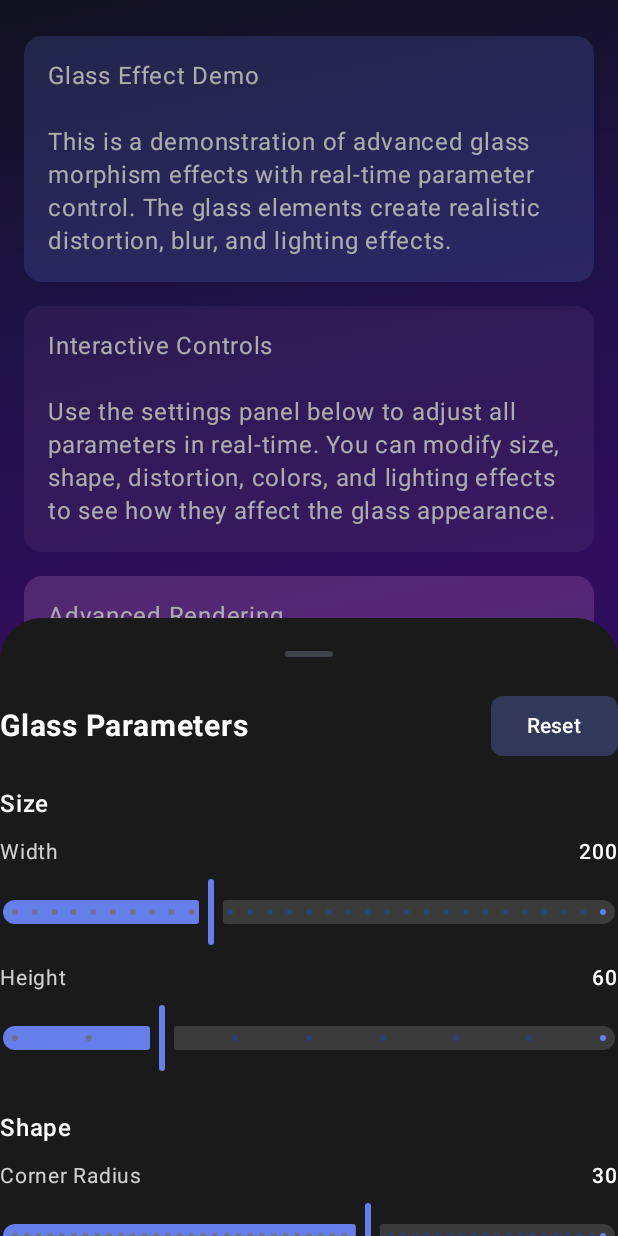
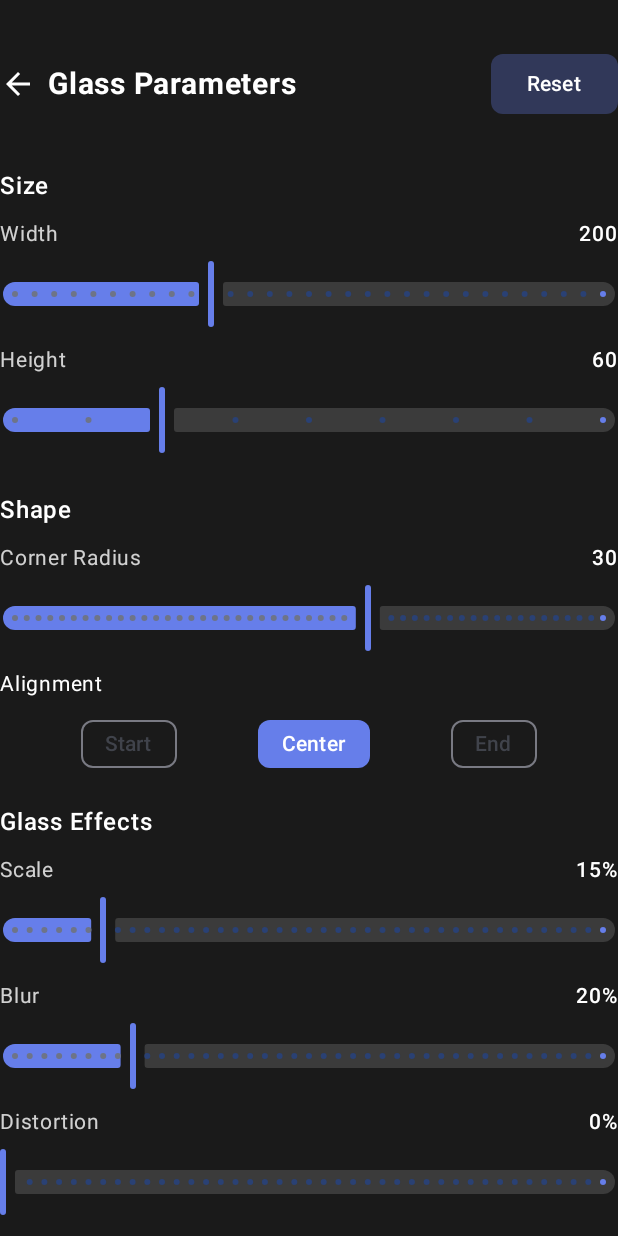
Before and after one commit to xavigsm10/RayMusic, an Android app built with Jetpack Compose: the screen it shows after launch (MainActivity), after a tap on "Settings", on a phone screen of 412 x 824 dp. Run offline under Robolectric (Android 15) with nearby library versions, the phone set to English and light mode, and no system bars.

Commit message:
refactor preview

```diff
--- a/app/src/main/java/com/mrtdk/liquid_glass/MainActivity.kt
+++ b/app/src/main/java/com/mrtdk/liquid_glass/MainActivity.kt
@@ -2,9 +2,11 @@ package com.mrtdk.liquid_glass
 
 import android.os.Bundle
 import androidx.activity.ComponentActivity
+import androidx.activity.compose.BackHandler
 import androidx.activity.compose.setContent
 import androidx.activity.enableEdgeToEdge
 import androidx.compose.foundation.background
+import androidx.compose.foundation.clickable
 import androidx.compose.foundation.layout.Arrangement
 import androidx.compose.foundation.layout.Box
 import androidx.compose.foundation.layout.Column
@@ -23,6 +25,7 @@ import androidx.compose.foundation.rememberScrollState
 import androidx.compose.foundation.shape.RoundedCornerShape
 import androidx.compose.foundation.verticalScroll
 import androidx.compose.material.icons.Icons
+import androidx.compose.material.icons.filled.ArrowBack
 import androidx.compose.material.icons.filled.Settings
 import androidx.compose.material3.Button
 import androidx.compose.material3.ButtonDefaults
@@ -31,9 +34,7 @@ import androidx.compose.material3.CardDefaults
 import androidx.compose.material3.ExperimentalMaterial3Api
 import androidx.compose.material3.FilterChip
 import androidx.compose.material3.FilterChipDefaults
-import androidx.compose.material3.FloatingActionButton
 import androidx.compose.material3.Icon
-import androidx.compose.material3.ModalBottomSheet
 import androidx.compose.material3.Slider
 import androidx.compose.material3.SliderDefaults
 import androidx.compose.material3.Text
@@ -98,7 +99,7 @@ fun GlassBoxDemo() {
     var alignment by remember { mutableIntStateOf(1) }
 
     // Show bottom sheet state
-    var showBottomSheet by remember { mutableStateOf(false) }
+    var showSettings by remember { mutableStateOf(false) }
 
     // Reset function to default values
     fun resetToDefaults() {
@@ -124,6 +125,7 @@ fun GlassBoxDemo() {
             .background(Color.Black)
     ) {
         GlassContainer(
+            modifier = Modifier.fillMaxSize(),
             content = {
                 // Background content with scrollable text and images
                 Column(
@@ -175,41 +177,53 @@ fun GlassBoxDemo() {
                     darkness = darkness,
                     warpEdges = warpEdges
                 )
-            }
-        )
 
                 // Settings button to open bottom sheet - positioned above modal sheet
-        FloatingActionButton(
-            onClick = { showBottomSheet = true },
+                GlassBox(
                     modifier = Modifier
-                .align(Alignment.BottomEnd)
-                .padding(bottom = 24.dp, end = 16.dp),
-            containerColor = Color(0xFF667eea)
+                        .clickable { showSettings = true }
+                        .padding(horizontal = 16.dp, vertical = 32.dp)
+                        .size(48.dp)
+                        .align(Alignment.TopEnd),
+                    elevation = 8.dp,
+                    warpEdges = 0.8f,
+                    darkness = 0.5f,
+                    contentAlignment = Alignment.Center,
+                    scale = 0.1f,
+                    blur = 0.4f,
+                    shape = RoundedCornerShape(16.dp),
+                    tint = Color.LightGray,
+
                     ) {
                     Icon(
                         Icons.Default.Settings,
                         contentDescription = "Settings",
-                tint = Color.White
+                        tint = Color.Black,
                     )
                 }
+            }
+        )
 
         // Modal Bottom Sheet
-        if (showBottomSheet) {
-            ModalBottomSheet(
-                onDismissRequest = { showBottomSheet = false },
-                sheetState = bottomSheetState,
-                contentWindowInsets = { WindowInsets.safeContent },
-                containerColor = Color(0xFF1a1a1a),
-                contentColor = Color.White,
+        if (showSettings) {
+            BackHandler {
+                showSettings = false
+            }
+            Box(
+                modifier = Modifier
+                    .fillMaxSize()
+                    .background(color = Color(0xFF1a1a1a)),
             ) {
                 Column(
                     modifier = Modifier
                         .fillMaxWidth()
                         .verticalScroll(rememberScrollState())
+                        .windowInsetsPadding(WindowInsets.safeContent)
                 ) {
-                    Header(onResetClick = ::resetToDefaults)
 
-                    Spacer(modifier = Modifier.height(16.dp))
+                    Header(onResetClick = ::resetToDefaults) {
+                        showSettings = false
+                    }
 
                     // Size controls
                     Text(
@@ -376,7 +390,7 @@ fun GlassBoxDemo() {
                         )
                     )
 
-                    Spacer(modifier = Modifier.height(32.dp))
+                    Spacer(Modifier.height(32.dp))
                 }
             }
         }
@@ -635,18 +649,32 @@ private fun GlassBoxScope.GlassButton(
 }
 
 @Composable
-private fun Header(onResetClick: () -> Unit) {
+private fun Header(onResetClick: () -> Unit, onBackClick: () -> Unit) {
     Row(
-        modifier = Modifier.fillMaxWidth(),
+        modifier = Modifier
+            .fillMaxWidth()
+            .padding(vertical = 32.dp),
         horizontalArrangement = Arrangement.SpaceBetween,
         verticalAlignment = Alignment.CenterVertically
     ) {
+        Row(
+            verticalAlignment = Alignment.CenterVertically
+        ) {
+            Icon(
+                Icons.Default.ArrowBack,
+                contentDescription = "Back",
+                tint = Color.White,
+                modifier = Modifier
+                    .clickable { onBackClick() }
+                    .padding(end = 8.dp)
+            )
             Text(
                 "Glass Parameters",
                 color = Color.White,
                 fontSize = 20.sp,
                 fontWeight = FontWeight.Bold
             )
+        }
         Button(
             onClick = onResetClick,
             colors = ButtonDefaults.buttonColors(
--- a/glass/src/main/java/com/mrtdk/glass/GlassBox.kt
+++ b/glass/src/main/java/com/mrtdk/glass/GlassBox.kt
@@ -48,6 +48,13 @@ import androidx.compose.ui.unit.dp
 import androidx.compose.ui.unit.toSize
 import org.intellij.lang.annotations.Language
 import kotlin.random.Random
+import kotlin.annotation.AnnotationTarget.VALUE_PARAMETER
+import kotlin.annotation.AnnotationRetention.SOURCE
+import kotlin.annotation.Target
+
+@Target(VALUE_PARAMETER)
+@Retention(SOURCE)
+annotation class FloatRange(val min: Float = 0f, val max: Float = 1f)
 
 internal data class GlassElement(
     val id: String,
@@ -105,20 +112,33 @@ fun GlassBoxScope.GlassBox(
     modifier: Modifier = Modifier,
     contentAlignment: Alignment = Alignment.TopStart,
     propagateMinConstraints: Boolean = false,
+    @FloatRange(min = 0f, max = 1f)
     scale: Float = 0f,
+    @FloatRange(min = 0f, max = 1f)
     blur: Float = 0f,
+    @FloatRange(min = 0f, max = 1f)
     centerDistortion: Float = 0f,
     shape: CornerBasedShape = RoundedCornerShape(0.dp),
     elevation: Dp = 0.dp,
     tint: Color = Color.Transparent,
+    @FloatRange(min = 0f, max = 1f)
     darkness: Float = 0f,
+    @FloatRange(min = 0f, max = 1f)
     warpEdges: Float = 0f,
     content: @Composable BoxScope.() -> Unit = { },
 ) {
     val id = remember { Random.nextLong() }
     Box(
         modifier = modifier.glassBackground(
-            id, scale, blur, centerDistortion, shape, elevation, tint, darkness, warpEdges
+            id,
+            scale.coerceIn(0f, 1f),
+            blur.coerceIn(0f, 1f),
+            centerDistortion.coerceIn(0f, 1f),
+            shape,
+            elevation,
+            tint,
+            darkness.coerceIn(0f, 1f),
+            warpEdges.coerceIn(0f, 1f)
         ),
         contentAlignment, propagateMinConstraints, content
     )
@@ -204,6 +224,7 @@ private class GlassScopeImpl(private val density: Density) : GlassScope {
 
 @Composable
 fun GlassContainer(
+    modifier: Modifier = Modifier,
     content: @Composable () -> Unit,
     glassContent: @Composable GlassBoxScope.() -> Unit,
 ) {
@@ -225,8 +246,7 @@ fun GlassContainer(
     }
 
     Box(
-        modifier = Modifier
-            .fillMaxSize()
+        modifier = modifier
             .graphicsLayer {
                 shader.setFloatUniform("resolution", size.width, size.height)
                 val a = glassScope.updateCounter
@@ -287,7 +307,7 @@ fun GlassContainer(
     ) {
         content()
     }
-    Box(modifier = Modifier.fillMaxSize()) {
+    Box(modifier = modifier) {
         GlassBoxScopeImpl(this, glassScope).glassContent()
     }
 }
```
Lines whose indentation alone changed are shown as unchanged.
